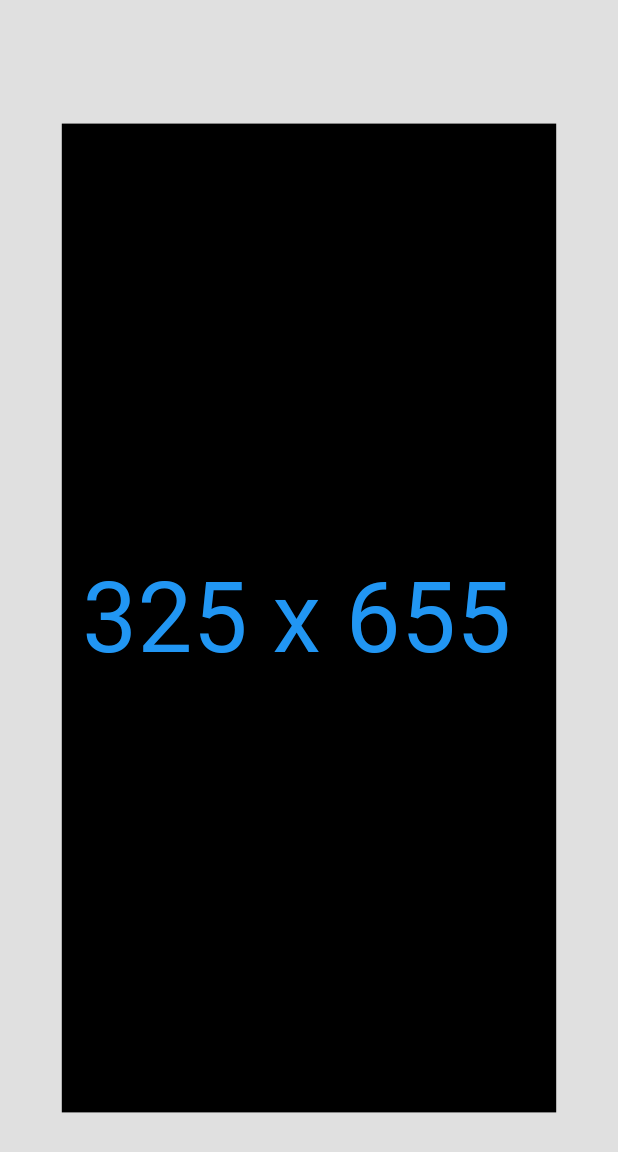
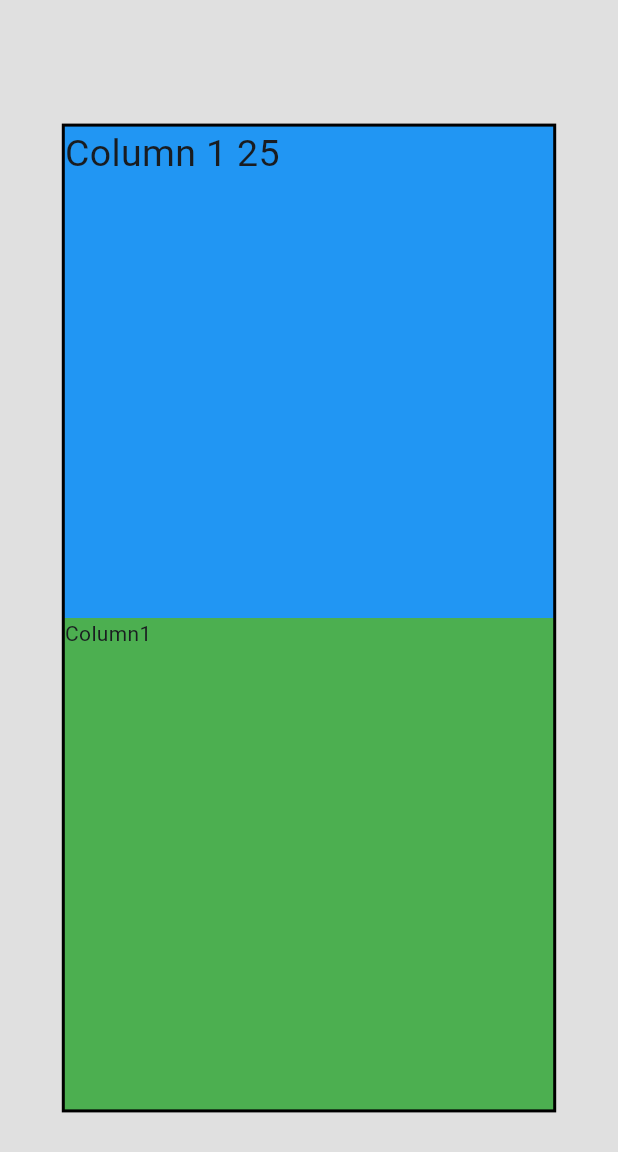
Before and after one commit to notakm/flutter_credit_card, a Flutter app: the screen it shows after launch, on a phone screen of 412 x 824 dp. Shown: the top 1152 px of the screen. Run offline on Flutter 3.47's test engine with Material 3 defaults, Android fonts, the phone set to English and light mode, and no system bars.

Commit message:
Implementing Columns inside LayoutBuilder and used 'Expanded' and 'clamp'

```diff
--- a/lib/DesktopHome.dart
+++ b/lib/DesktopHome.dart
@@ -19,11 +19,25 @@ class DesktopHome extends StatelessWidget {
           width: constraints.maxWidth * 0.8,
           height: constraints.maxHeight * 0.8,
           child: LayoutBuilder( builder: (context, constraints) {
-            return Center(
-              child: Text('${constraints.maxWidth.toInt()} x ${constraints.maxHeight.toInt()} ', style: TextStyle(
-                color: Colors.blue,
-                fontSize: constraints.maxWidth * 0.2
-              ),),
+            return Column(
+              children: [
+                Expanded(
+                  child: Container(
+                    width: constraints.maxWidth,
+                    color: Colors.blue,
+                    child: Text("Column 1 ${(constraints.maxWidth * 0.04).clamp(25,52)}" , style: TextStyle(
+                      fontSize: (constraints.maxWidth * 0.04).clamp(25,52)
+                    ),),
+                  ),
+                ),
+                Expanded(
+                  child: Container(
+                    width: constraints.maxWidth,
+                    color: Colors.green,
+                    child: Text('Column1'),
+                  ),
+                )
+              ],
             );
         }),);
         })),
```
